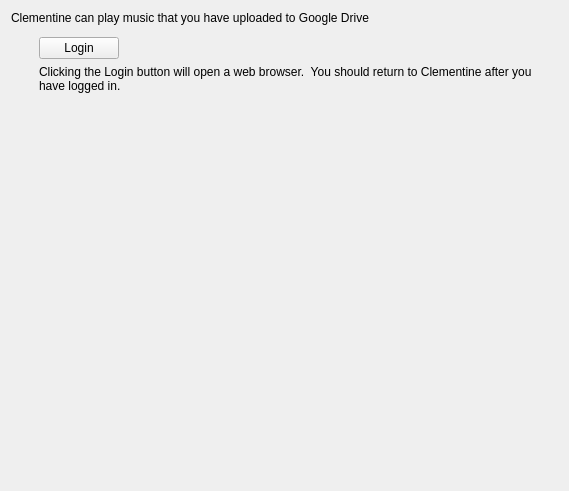
First picture: the form in src/internet/googledrive/googledrivesettingspage.ui, repository clementine-player/Clementine, before the edit.
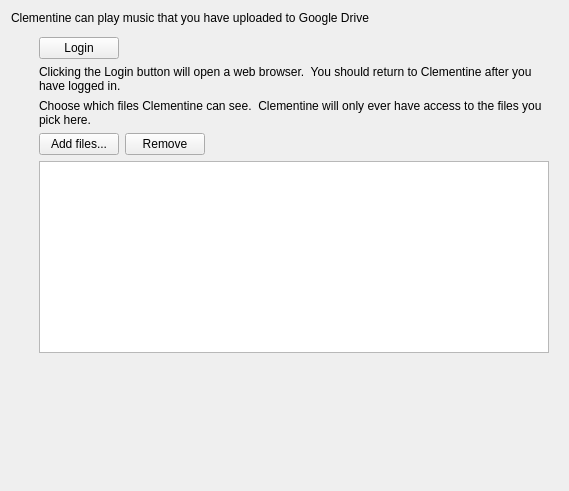
Second picture: the form after the edit. Custom widgets are drawn as their Qt base class.

```diff
--- a/src/internet/googledrive/googledrivesettingspage.ui
+++ b/src/internet/googledrive/googledrivesettingspage.ui
@@ -76,6 +76,65 @@
      </layout>
     </widget>
    </item>
+   <item>
+    <widget class="QWidget" name="drive_items_container" native="true">
+     <layout class="QVBoxLayout" name="verticalLayout_3">
+      <property name="leftMargin">
+       <number>28</number>
+      </property>
+      <property name="topMargin">
+       <number>0</number>
+      </property>
+      <property name="bottomMargin">
+       <number>0</number>
+      </property>
+      <item>
+       <widget class="QLabel" name="label_3">
+        <property name="text">
+         <string>Choose which files Clementine can see.  Clementine will only ever have access to the files you pick here.</string>
+        </property>
+        <property name="wordWrap">
+         <bool>true</bool>
+        </property>
+       </widget>
+      </item>
+      <item>
+       <layout class="QHBoxLayout" name="horizontalLayout_2">
+        <item>
+         <widget class="QPushButton" name="add_files_button">
+          <property name="text">
+           <string>Add files...</string>
+          </property>
+         </widget>
+        </item>
+        <item>
+         <widget class="QPushButton" name="remove_item_button">
+          <property name="text">
+           <string>Remove</string>
+          </property>
+         </widget>
+        </item>
+        <item>
+         <spacer name="horizontalSpacer_2">
+          <property name="orientation">
+           <enum>Qt::Horizontal</enum>
+          </property>
+          <property name="sizeHint" stdset="0">
+           <size>
+            <width>40</width>
+            <height>20</height>
+           </size>
+          </property>
+         </spacer>
+        </item>
+       </layout>
+      </item>
+      <item>
+       <widget class="QListWidget" name="picked_items_list"/>
+      </item>
+     </layout>
+    </widget>
+   </item>
    <item>
     <spacer name="verticalSpacer">
      <property name="orientation">
```
